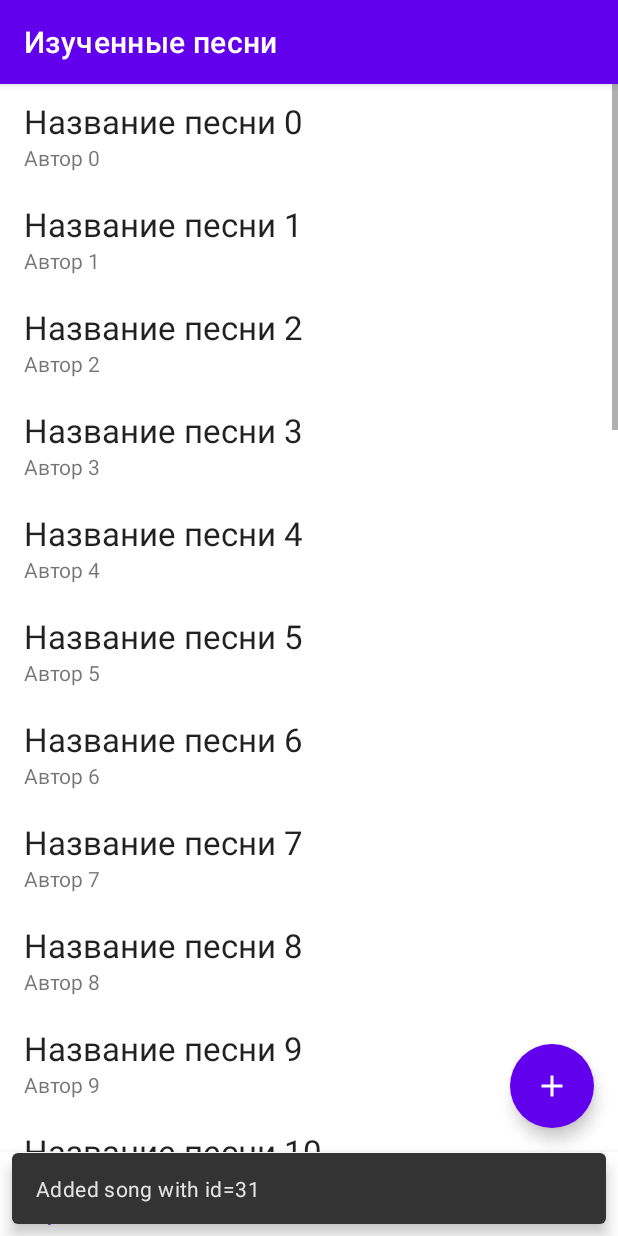
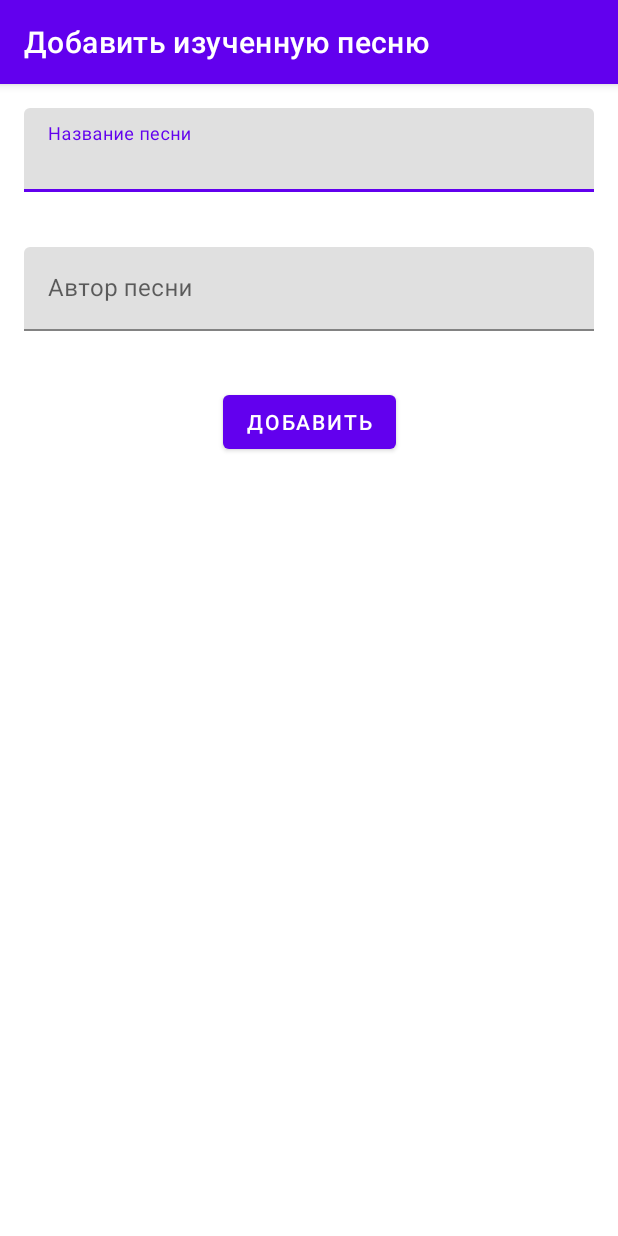
Before and after one commit to viafanasyev/guitar-songbook, an Android app: the screen it shows after launch (MainActivity before the commit, AddLearnedSongActivity after it), after a tap on "Добавить изученную песню", on a phone screen of 412 x 824 dp. Run offline under Robolectric (Android 15) with nearby library versions, the phone set to English and light mode, and no system bars; our stand-ins replace Room's generated code, navigation-ui.

Commit message:
Implement adding learned song

```diff
--- a/app/src/main/AndroidManifest.xml
+++ b/app/src/main/AndroidManifest.xml
@@ -14,6 +14,10 @@
         android:theme="@style/Theme.GuitarSongbook"
         tools:targetApi="31">
         <activity
+            android:name=".ui.learnedsongs.AddLearnedSongActivity"
+            android:exported="false"
+            android:label="@string/title_add_learned_song" />
+        <activity
             android:name=".ui.learnedsongs.LearnedSongActivity"
             android:exported="false" />
         <activity
--- /dev/null
+++ b/app/src/main/java/ru/viafanasyev/guitarsongbook/ui/learnedsongs/AddLearnedSongActivity.kt
@@ -0,0 +1,73 @@
+package ru.viafanasyev.guitarsongbook.ui.learnedsongs
+
+import android.content.Intent
+import android.os.Bundle
+import androidx.appcompat.app.AppCompatActivity
+import androidx.core.widget.addTextChangedListener
+import ru.viafanasyev.guitarsongbook.R
+import ru.viafanasyev.guitarsongbook.databinding.ActivityAddLearnedSongBinding
+import ru.viafanasyev.guitarsongbook.domain.entities.Song
+import ru.viafanasyev.guitarsongbook.utils.Extras
+import ru.viafanasyev.guitarsongbook.utils.validateInput
+import kotlin.properties.Delegates
+
+class AddLearnedSongActivity : AppCompatActivity() {
+
+    private var _binding: ActivityAddLearnedSongBinding? = null
+
+    private val binding get() = _binding!!
+
+    private var songId by Delegates.notNull<Int>()
+
+    override fun onCreate(savedInstanceState: Bundle?) {
+        super.onCreate(savedInstanceState)
+        _binding = ActivityAddLearnedSongBinding.inflate(layoutInflater)
+        setContentView(binding.root)
+
+        songId = intent.getIntExtra(Extras.SONG_ID, 0)
+
+        binding.learnedSongTitleEditText.addTextChangedListener(afterTextChanged = {
+            binding.learnedSongTitleInputLayout.error = null
+        })
+        binding.learnedSongAuthorEditText.addTextChangedListener(afterTextChanged = {
+            binding.learnedSongAuthorInputLayout.error = null
+        })
+
+        binding.addLearnedSongButton.setOnClickListener { onAddButtonClick() }
+    }
+
+    private fun onAddButtonClick() {
+        createSongOrNull()?.let { song ->
+            val intent = Intent().putExtra(Extras.SONG, song)
+            setResult(RESULT_OK, intent)
+            finish()
+        }
+    }
+
+    private fun createSongOrNull(): Song? {
+        val songTitle = validateInput(
+            binding.learnedSongTitleEditText.text.toString(),
+            String::isNotBlank,
+            { binding.learnedSongTitleInputLayout.error = getString(R.string.error_song_title_blank) },
+            { binding.learnedSongTitleInputLayout.error = null }
+        )
+
+        val songAuthor = validateInput(
+            binding.learnedSongAuthorEditText.text.toString(),
+            String::isNotBlank,
+            { binding.learnedSongAuthorInputLayout.error = getString(R.string.error_song_author_blank) },
+            { binding.learnedSongAuthorInputLayout.error = null }
+        )
+
+        return if (songTitle == null || songAuthor == null) {
+            null
+        } else {
+            Song(songId, songTitle, songAuthor, true)
+        }
+    }
+
+    override fun onDestroy() {
+        super.onDestroy()
+        _binding = null
+    }
+}
--- /dev/null
+++ b/app/src/main/java/ru/viafanasyev/guitarsongbook/ui/learnedsongs/AddLearnedSongResultContract.kt
@@ -0,0 +1,20 @@
+package ru.viafanasyev.guitarsongbook.ui.learnedsongs
+
+import android.app.Activity
+import android.content.Context
+import android.content.Intent
+import androidx.activity.result.contract.ActivityResultContract
+import ru.viafanasyev.guitarsongbook.domain.entities.Song
+import ru.viafanasyev.guitarsongbook.utils.Extras
+
+class AddLearnedSongResultContract : ActivityResultContract<Int, Song?>() {
+    override fun createIntent(context: Context, input: Int): Intent {
+        return Intent(context, AddLearnedSongActivity::class.java)
+            .putExtra(Extras.SONG_ID, input)
+    }
+
+    override fun parseResult(resultCode: Int, intent: Intent?): Song? {
+        return intent.takeIf { resultCode == Activity.RESULT_OK }
+            ?.getParcelableExtra(Extras.SONG)
+    }
+}
--- a/app/src/main/java/ru/viafanasyev/guitarsongbook/ui/learnedsongs/LearnedSongsFragment.kt
+++ b/app/src/main/java/ru/viafanasyev/guitarsongbook/ui/learnedsongs/LearnedSongsFragment.kt
@@ -9,6 +9,7 @@ import androidx.fragment.app.Fragment
 import androidx.fragment.app.viewModels
 import androidx.recyclerview.widget.LinearLayoutManager
 import com.google.android.material.snackbar.Snackbar
+import ru.viafanasyev.guitarsongbook.R
 import ru.viafanasyev.guitarsongbook.adapter.LearnedSongsRecyclerAdapter
 import ru.viafanasyev.guitarsongbook.databinding.FragmentLearnedSongsBinding
 import ru.viafanasyev.guitarsongbook.domain.DataAccessService
@@ -40,14 +41,16 @@ class LearnedSongsFragment : Fragment() {
             learnedSongsViewModel.allLearned.observe(viewLifecycleOwner, ::submitList)
         }
 
+        val addLearnedSongActivityLauncher =
+            registerForActivityResult(AddLearnedSongResultContract(), this::onSongAdd)
+
         val fab = binding.fabAddLearnedSong
         fab.setOnClickListener { button ->
             val nextId = learnedSongsViewModel.allLearned.value?.size
             if (nextId == null) {
                 Snackbar.make(button, "Can't add new song: id is null", Snackbar.LENGTH_LONG).show()
             } else {
-                learnedSongsViewModel.insertAll(Song(nextId, "Название песни $nextId", "Автор $nextId", true))
-                Snackbar.make(button, "Added song with id=$nextId", Snackbar.LENGTH_LONG).show()
+                addLearnedSongActivityLauncher.launch(nextId)
             }
         }
 
@@ -60,6 +63,20 @@ class LearnedSongsFragment : Fragment() {
         startActivity(intent)
     }
 
+    private fun onSongAdd(song: Song?) {
+        if (song == null) {
+            return
+        }
+
+        learnedSongsViewModel.insertAll(song).invokeOnCompletion {
+            Snackbar.make(
+                binding.root,
+                getString(R.string.message_added_learned_song, song.author, song.title),
+                Snackbar.LENGTH_LONG
+            ).show()
+        }
+    }
+
     override fun onDestroyView() {
         super.onDestroyView()
         _binding = null
--- a/app/src/main/java/ru/viafanasyev/guitarsongbook/utils/Extras.kt
+++ b/app/src/main/java/ru/viafanasyev/guitarsongbook/utils/Extras.kt
@@ -1,5 +1,6 @@
 package ru.viafanasyev.guitarsongbook.utils
 
 object Extras {
+    const val SONG_ID = "SONG_ID"
     const val SONG = "SONG"
 }
--- /dev/null
+++ b/app/src/main/res/layout/activity_add_learned_song.xml
@@ -0,0 +1,60 @@
+<?xml version="1.0" encoding="utf-8"?>
+<androidx.constraintlayout.widget.ConstraintLayout
+    xmlns:android="http://schemas.android.com/apk/res/android"
+    xmlns:app="http://schemas.android.com/apk/res-auto"
+    xmlns:tools="http://schemas.android.com/tools"
+    android:layout_width="match_parent"
+    android:layout_height="match_parent"
+    tools:context=".ui.learnedsongs.AddLearnedSongActivity">
+
+    <com.google.android.material.textfield.TextInputLayout
+        android:id="@+id/learnedSongTitleInputLayout"
+        android:layout_width="0dp"
+        android:layout_height="wrap_content"
+        android:layout_margin="16dp"
+        app:layout_constraintEnd_toEndOf="parent"
+        app:layout_constraintStart_toStartOf="parent"
+        app:layout_constraintTop_toTopOf="parent"
+        app:errorEnabled="true">
+
+        <com.google.android.material.textfield.TextInputEditText
+            android:id="@+id/learnedSongTitleEditText"
+            android:layout_width="match_parent"
+            android:layout_height="wrap_content"
+            android:ems="10"
+            android:hint="@string/hint_song_title"
+            android:importantForAutofill="no"
+            android:inputType="textCapSentences" />
+    </com.google.android.material.textfield.TextInputLayout>
+
+    <com.google.android.material.textfield.TextInputLayout
+        android:id="@+id/learnedSongAuthorInputLayout"
+        android:layout_width="0dp"
+        android:layout_height="wrap_content"
+        android:layout_margin="16dp"
+        app:layout_constraintEnd_toEndOf="parent"
+        app:layout_constraintStart_toStartOf="parent"
+        app:layout_constraintTop_toBottomOf="@+id/learnedSongTitleInputLayout"
+        app:errorEnabled="true">
+
+        <com.google.android.material.textfield.TextInputEditText
+            android:id="@+id/learnedSongAuthorEditText"
+            android:layout_width="match_parent"
+            android:layout_height="wrap_content"
+            android:ems="10"
+            android:hint="@string/hint_song_author"
+            android:importantForAutofill="no"
+            android:inputType="textCapSentences" />
+    </com.google.android.material.textfield.TextInputLayout>
+
+    <Button
+        android:id="@+id/addLearnedSongButton"
+        android:layout_width="wrap_content"
+        android:layout_height="wrap_content"
+        android:layout_marginTop="16dp"
+        android:text="@string/button_add"
+        app:layout_constraintEnd_toEndOf="parent"
+        app:layout_constraintStart_toStartOf="parent"
+        app:layout_constraintTop_toBottomOf="@+id/learnedSongAuthorInputLayout" />
+
+</androidx.constraintlayout.widget.ConstraintLayout>
--- a/app/src/main/res/values/strings.xml
+++ b/app/src/main/res/values/strings.xml
@@ -3,9 +3,22 @@
     <string name="title_learned_songs">Изученные песни</string>
     <string name="title_dashboard">Dashboard</string>
     <string name="title_notifications">Notifications</string>
+    <string name="title_add_learned_song">Добавить изученную песню</string>
+    <string name="button_add">Добавить</string>
+
+    <!-- Messages -->
+    <string name="message_added_learned_song">Добавлена песня \'%1$s — %2$s\'</string>
 
     <!-- Content description -->
     <string name="add_learned_song">Добавить изученную песню</string>
+
+    <!-- Hints -->
+    <string name="hint_song_title">Название песни</string>
+    <string name="hint_song_author">Автор песни</string>
+
+    <!-- Errors -->
+    <string name="error_song_title_blank">Название не должно быть пустым</string>
+    <string name="error_song_author_blank">Автор не должен быть пустым</string>
 
     <!-- Example data -->
     <string name="stub_song_title">Название песни</string>
```
Also changed, not shown: app/src/main/java/ru/viafanasyev/guitarsongbook/utils/validators.kt (added, +16 -0 lines).
